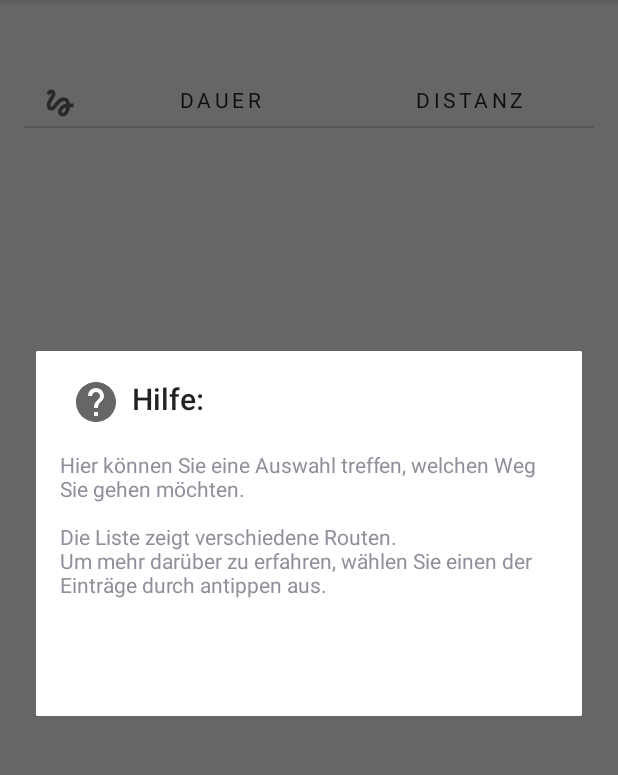
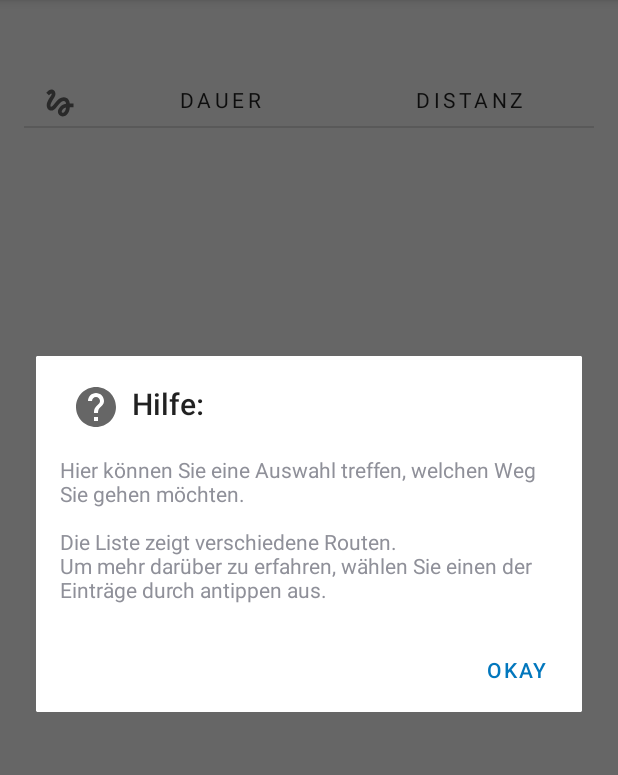
Before and after one commit to GumiBear93/NavigationAid, an Android app: the fragment RoutesFragment placed in its activity, after a tap on "Hilfestellung", on a phone screen of 412 x 824 dp, the part 84-859 px from its top. Run offline under Robolectric (Android 15) with nearby library versions, the phone set to English and light mode, and no system bars; our stand-ins replace navigation-ui; libraries missing offline, so code that uses them is left out: org.osmdroid.bonuspack, org.osmdroid.config, org.osmdroid.util; 5 statements that could not run were skipped.

Commit message:
majorly improved accessibility features disabled scrollbar fading in all scrollable fragments and help dialogue hint for missing location access in LocationPickerFragment.kt and RoutesFragment.kt is visible longer added dynamic content description to all images in PlacesAdapter.kt fixed text size on maps for high-dpi displays changed confirm-button availability and transparency to be dynamic in PlaceEditorFragment.kt
other changes:
improved image visibility in landscape mode in fragment_home.xml
fixed loading image size in landscape mode in fragment_routes.xml

```diff
--- a/app/src/main/java/com/example/navigationaid/PlacesAdapter.kt
+++ b/app/src/main/java/com/example/navigationaid/PlacesAdapter.kt
@@ -57,6 +57,8 @@ class PlacesAdapter(private val filesDir: File, private val title_add: String, p
                 true
             }
         }
+
+        holder.imageView.contentDescription = holder.textView.text
     }
 
     class PlaceViewHolder(private var binding: PlaceItemViewBinding) : RecyclerView.ViewHolder(binding.root) {
--- a/app/src/main/java/com/example/navigationaid/RouteViewerFragment.kt
+++ b/app/src/main/java/com/example/navigationaid/RouteViewerFragment.kt
@@ -50,6 +50,9 @@ class RouteViewerFragment : Fragment() {
         val map = binding.map
         val roadOverlay: Polyline = RoadManager.buildRoadOverlay(road)
         map.overlays.add(roadOverlay)
+
+        // scale text to be readable
+        map.isTilesScaledToDpi = true
 
         // prepare marker for start point (location pin)
         val startMarker = Marker(map)
--- a/app/src/main/java/com/example/navigationaid/RoutesFragment.kt
+++ b/app/src/main/java/com/example/navigationaid/RoutesFragment.kt
@@ -144,7 +144,7 @@ class RoutesFragment : Fragment() {
         // wait for location to be fetched, if successful calculate road with known points
         sharedViewModel.startPoint.observe(this.viewLifecycleOwner) {
             if(it == null) {
-                Toast.makeText(requireContext(), getString(R.string.location_unavailable), Toast.LENGTH_SHORT).show()
+                Toast.makeText(requireContext(), getString(R.string.location_unavailable), Toast.LENGTH_LONG).show()
                 val action = RoutesFragmentDirections.actionRoutesFragmentToPlacesFragment()
                 findNavController().navigate(action)
             } else {
--- a/app/src/main/java/com/example/navigationaid/model/RoutesViewModel.kt
+++ b/app/src/main/java/com/example/navigationaid/model/RoutesViewModel.kt
@@ -3,8 +3,8 @@ package com.example.navigationaid.model
 import android.app.Activity
 import android.app.Application
 import android.os.AsyncTask
-import android.text.method.ScrollingMovementMethod
 import android.util.Log
+import android.widget.ScrollView
 import android.widget.TextView
 import androidx.core.view.setPadding
 import androidx.lifecycle.*
@@ -49,16 +49,17 @@ class RoutesViewModel(application: Application, private val itemDao: ItemDao) :
     fun showHelpDialog(activity: Activity, textId: Int) {
         val context = getApplication<Application>().applicationContext
         val textView = TextView(context)
+        val scrollView = ScrollView(context)
         textView.setText(textId)
         textView.setPadding(context.resources.getDimensionPixelSize(R.dimen.padding))
-        textView.movementMethod = ScrollingMovementMethod()
+        scrollView.addView(textView)
+        scrollView.isScrollbarFadingEnabled = false
 
         MaterialAlertDialogBuilder(activity, R.style.MyAlertDialogStyle)
-            .setTitle("Hilfe:")
+            .setTitle(R.string.help_dialog_title)
             .setIcon(R.drawable.ic_baseline_help_24)
-            .setView(textView)
-            //.setMessage(message)
-            .setPositiveButton("Okay") { _, _ -> }
+            .setPositiveButton(R.string.help_dialog_okay, null)
+            .setView(scrollView)
             .show()
     }
 
--- a/app/src/main/res/layout/fragment_home.xml
+++ b/app/src/main/res/layout/fragment_home.xml
@@ -12,7 +12,7 @@
 
         <ImageView
             android:layout_width="match_parent"
-            android:layout_height="256dp"
+            android:layout_height="0dp"
             android:src="@drawable/ic_logo"
             android:importantForAccessibility="no"
             app:layout_constraintTop_toTopOf="parent"
--- a/app/src/main/res/layout/fragment_place_editor.xml
+++ b/app/src/main/res/layout/fragment_place_editor.xml
@@ -4,6 +4,7 @@
     xmlns:tools="http://schemas.android.com/tools"
     android:layout_width="match_parent"
     android:layout_height="match_parent"
+    android:fadeScrollbars="false"
     tools:context=".PlaceEditorFragment">
 
     <androidx.constraintlayout.widget.ConstraintLayout
--- a/app/src/main/res/layout/fragment_places.xml
+++ b/app/src/main/res/layout/fragment_places.xml
@@ -8,6 +8,7 @@
     <androidx.recyclerview.widget.RecyclerView
         android:id="@+id/recycler_view"
         android:scrollbars="vertical"
+        android:fadeScrollbars="false"
         android:layout_height="match_parent"
         android:layout_width="match_parent"
         android:clipToPadding="false" />
--- a/app/src/main/res/layout/fragment_route_overview.xml
+++ b/app/src/main/res/layout/fragment_route_overview.xml
@@ -5,6 +5,7 @@
     android:layout_width="match_parent"
     android:layout_height="match_parent"
     android:scrollbars="vertical"
+    android:fadeScrollbars="false"
     tools:context=".RouteOverviewFragment">
 
     <androidx.constraintlayout.widget.ConstraintLayout
--- a/app/src/main/res/layout/fragment_routes.xml
+++ b/app/src/main/res/layout/fragment_routes.xml
@@ -51,7 +51,6 @@
         android:id="@+id/divider"
         style="@style/Divider"
         android:layout_marginTop="@dimen/margin_between_elements"
-        app:layout_constraintBottom_toTopOf="@id/recycler_view"
         app:layout_constraintEnd_toEndOf="parent"
         app:layout_constraintStart_toStartOf="parent"
         app:layout_constraintTop_toBottomOf="@id/text_view_duration_label" />
@@ -68,15 +67,13 @@
 
     <ImageView
         android:id="@+id/image_view_loading"
-        android:layout_width="0dp"
-        android:layout_height="0dp"
+        android:layout_width="300dp"
+        android:layout_height="300dp"
         android:importantForAccessibility="no"
-        android:scaleType="centerCrop"
         android:src="@drawable/loading_animation"
         app:layout_constraintBottom_toBottomOf="parent"
-        app:layout_constraintDimensionRatio="H,1:1"
         app:layout_constraintEnd_toEndOf="parent"
         app:layout_constraintStart_toStartOf="parent"
-        app:layout_constraintTop_toTopOf="parent" />
+        app:layout_constraintTop_toBottomOf="@id/divider" />
 
 </androidx.constraintlayout.widget.ConstraintLayout>
--- a/app/src/main/res/layout/place_item_view.xml
+++ b/app/src/main/res/layout/place_item_view.xml
@@ -11,12 +11,12 @@
         android:layout_width="0dp"
         android:layout_height="0dp"
         android:scaleType="centerCrop"
-        android:importantForAccessibility="no"
         app:layout_constraintDimensionRatio="H,1:1"
         app:layout_constraintStart_toStartOf="parent"
         app:layout_constraintEnd_toEndOf="parent"
         app:layout_constraintTop_toTopOf="parent"
-        tools:src="@tools:sample/backgrounds/scenic"/>
+        tools:src="@tools:sample/backgrounds/scenic"
+        tools:ignore="ContentDescription" />
 
     <TextView
         android:id="@+id/textView"
--- a/app/src/main/res/menu/layout_menu.xml
+++ b/app/src/main/res/menu/layout_menu.xml
@@ -2,7 +2,7 @@
 <menu xmlns:android="http://schemas.android.com/apk/res/android"
     xmlns:app="http://schemas.android.com/apk/res-auto">
     <item android:id="@+id/help_menu"
-        android:title="@string/hint"
+        android:title="@string/help_hint"
         android:icon="@drawable/ic_baseline_help_24"
         app:showAsAction="always" />
 </menu>
--- a/app/src/main/res/values/strings.xml
+++ b/app/src/main/res/values/strings.xml
@@ -4,7 +4,7 @@
     <string name="hello_blank_fragment">Hello blank fragment</string>
     <string name="my_places">Meine Orte</string>
     <string name="take_quiz">Quiz nehmen</string>
-    <string name="hint">Hilfestellung</string>
+    <string name="help_hint">Hilfestellung</string>
     <string name="add_new_place">Neuen Ort hinzufügen</string>
     <string name="edit_place">Ort bearbeiten</string>
     <string name="place_name_req">Name des Ortes <font color='#FF0000'>*</font></string>
@@ -15,6 +15,8 @@
     <string name="place_chosen">Ort ausgewählt</string>
     <string name="cancel">Abbrechen</string>
     <string name="done">Fertig</string>
+    <string name="help_dialog_title">Hilfe:</string>
+    <string name="help_dialog_okay">Okay</string>
     <string name="content_desc_place_preview">Vorschau für Ort</string>
     <string name="camera_error">Kamera Fehler</string>
     <string name="image_permission_required">Erlaubnis notwendig zum Erstellen personalisierter Orte</string>
@@ -52,7 +54,7 @@
     <string name="delete_confirmation_message">Löschen eines Ortes kann nicht rückgängig gemacht werden. Bist du sicher?</string>
 
     <!-- HELP STRINGS -->
-    <string name="help_home">Wilkommen bei NavigationAid!\nMit dieser App erreichen Sie ohne Umwege all die Orte, die Ihnen wichtig sind.\n\n<font color='#004C8C'><b>Meine Orte</b></font>\nHier sehen Sie die Liste Ihrer Orte.\n\nBenötigen Sie Hilfe, tippen Sie auf das \"?\" in der oberen rechten Ecke Ihres Bildschirms.</string>
+    <string name="help_home">Wilkommen bei NavigationAid!\nMit dieser App erreichen Sie ohne Umwege all die Orte, die Ihnen wichtig sind.\n\n<font color='#004C8C'><b>Meine Orte</b></font>\nHier sehen Sie die Liste Ihrer Orte.\n\nBenötigen Sie Hilfe, tippen Sie auf das <font color='#004C8C'>Fragezeichen <b>(?)</b></font> in der oberen rechten Ecke Ihres Bildschirms.</string>
     <string name="help_location_picker">Auf dieser Karte bestimmen Sie, wo sich der Ort befindet.\n\n<b>Karte bedienen</b>\nVerschieben Sie den roten Marker, indem Sie Ihren Finger über die Karte ziehen.\nZiehen Sie zwei Finger auf dem Bildschirm zueinander oder auseinander, um die Ansicht zu vergrößern und verkleinern.\n\n<font color='#519657'><b>Standort automatisch finden</b></font>\nAktivieren Sie die Standort-Funktion Ihres Geräts und tippen sie auf die runde Schaltfläche unten rechts.</string>
     <string name="help_place_editor">Hier bearbeiten und speichern Sie all Ihre Orte.\n\n<font color='#004C8C'><b>Kamera/ Galerie</b></font>\nWählen Sie ein geeignetes Bild um Ihren Ort in der Liste darzustellen.\nNehmen Sie es mit der Kamera auf, oder wählen Sie ein Bild von Ihrem Gerät.\n\n<b>Name des Ortes</b>\nGeben Sie eine kurze Beschreibung oder einen einfachen Namen ein.\nDieser Name wird in der Liste angezeigt.\n\n<font color='#004C8C'><b>Karte öffnen</b></font>\nIn der Karte wählen Sie den Standort. Am besten geschieht dies direkt an dem Ort, den Sie abspeichern möchten.\n\n<font color='#FF0000'><b>Ort löschen</b></font>\nTippen Sie diesen Knopf, um den Ort aus Ihrer Liste zu entfernen.\n<font color='#FF0000'>Achtung:</font> Dies kann nicht rückgängig gemacht werden!</string>
     <string name="help_places">Hier sind alle Orte abgebildet, die Sie gespeichert haben.\n\nMöchten Sie einen dieser Orte besuchen, tippen Sie ihn kurz an.\nBearbeiten Sie einen Ort durch langes antippen.\n\n<b>\"+\" - Schaltfläche</b>\nMit einem Klick auf das \"+\" erstellen Sie einen neuen Eintrag.</string>
--- a/app/src/main/res/values/styles.xml
+++ b/app/src/main/res/values/styles.xml
@@ -31,7 +31,8 @@
         <item name="android:layout_width">wrap_content</item>
     </style>
 
-    <style name="MyAlertDialogStyle" parent="Theme.AppCompat.Light.Dialog.Alert">
+    <style name="MyAlertDialogStyle" parent="Theme.MaterialComponents.Light.Dialog.Alert">
+        <item name="colorPrimary">@color/light_blue_800</item>
         <item name="android:background">#FFFFFF</item>
     </style>
 
```
Also changed, not shown: app/src/main/java/com/example/navigationaid/LocationPickerFragment.kt (+5 -2 lines), app/src/main/java/com/example/navigationaid/PlaceEditorFragment.kt (+21 -8 lines), app/src/main/java/com/example/navigationaid/model/PlacesViewModel.kt (+7 -6 lines).
